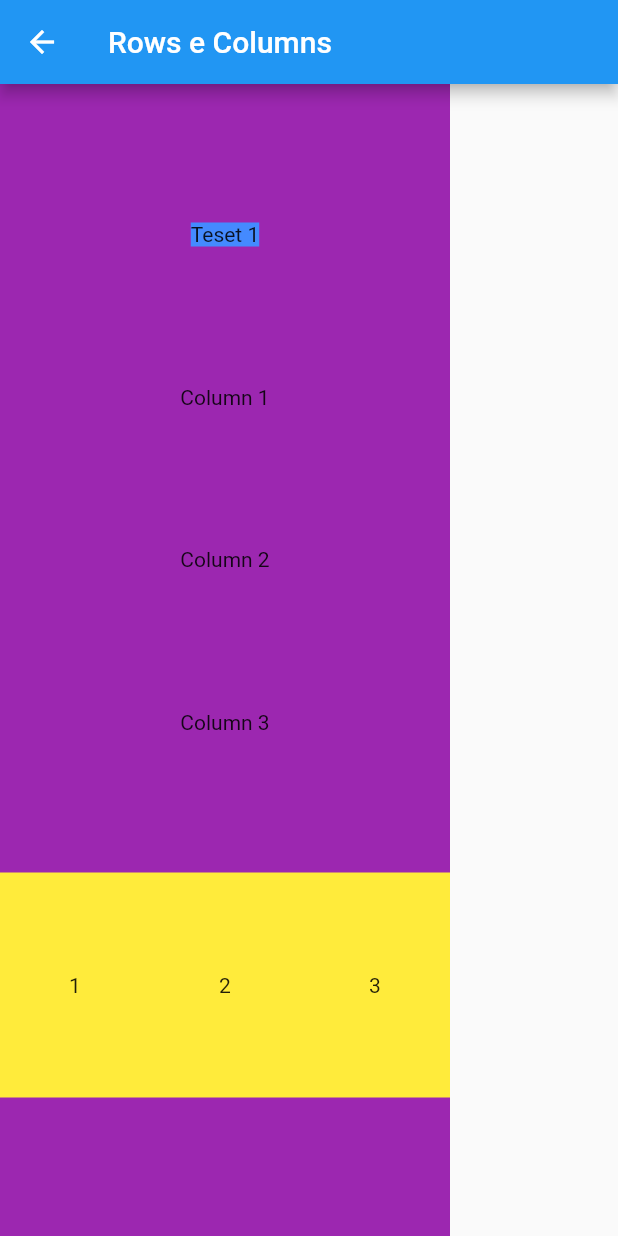
After one commit to GabrielVasco13/flutter_primeiro_projeto, a Flutter app: the RowsColumnPage screen opened by its route, on a phone screen of 412 x 824 dp. The commit adds this screen. Run offline on Flutter 3.47's test engine with Material 2 defaults, Android fonts, the phone set to English and light mode, and no system bars.

Commit message:
Aprendendo a utilizar o rows e column

```diff
--- a/lib/main.dart
+++ b/lib/main.dart
@@ -1,6 +1,9 @@
+// ignore_for_file: prefer_const_constructors
+
 import 'package:flutter/material.dart';
 import 'package:flutter_primeiro_projeto/pages/home/container/container_page.dart';
 import 'package:flutter_primeiro_projeto/pages/home/home_page.dart';
+import 'package:flutter_primeiro_projeto/pages/rows_columns/rows_column_page.dart';
 
 void main() {
   runApp(const MyApp());
@@ -20,6 +23,7 @@ class MyApp extends StatelessWidget {
       routes: {
         '/': (_) => HomePage(),
         '/container': (_) => ContainerPage(),
+        '/rows_columns': (_) => RowsColumnPage(),
       },
     );
   }
--- a/lib/pages/home/container/container_page.dart
+++ b/lib/pages/home/container/container_page.dart
@@ -1,3 +1,5 @@
+// ignore_for_file: prefer_const_constructors, prefer_const_literals_to_create_immutables
+
 import 'package:flutter/material.dart';
 
 class ContainerPage extends StatelessWidget {
@@ -8,6 +10,7 @@ class ContainerPage extends StatelessWidget {
     return Scaffold(
       appBar: AppBar(
         title: const Text('Exemplo de container'),
+        backgroundColor: Colors.black87,
       ),
       body: Center(
         child: Container(
--- a/lib/pages/home/home_page.dart
+++ b/lib/pages/home/home_page.dart
@@ -2,7 +2,10 @@
 
 import 'package:flutter/material.dart';
 
-enum PopupMenuPages { container }
+enum PopupMenuPages {
+  container,
+  rows_columns
+   }
 
 class HomePage extends StatelessWidget {
   const HomePage({Key? key}) : super(key: key);
@@ -11,15 +14,19 @@ class HomePage extends StatelessWidget {
   Widget build(BuildContext context) {
     return Scaffold(
       appBar: AppBar(
-        title: const Text('Home page'),
+        title: const Text('Nusbank'),
+        backgroundColor: Colors.purple[700],
         actions: [
           PopupMenuButton<PopupMenuPages>(
-            icon: Icon(Icons.restaurant_menu),
-            tooltip: 'Selecione o seu restaurante',
+            icon: Icon(Icons.insert_chart_outlined_sharp),
+            tooltip: 'Selecione os seus dados',
             onSelected: (PopupMenuPages valueSelected) {
               switch (valueSelected) {
                 case PopupMenuPages.container:
                   Navigator.of(context).pushNamed('/container');
+                  break;
+                case PopupMenuPages.rows_columns:
+                  Navigator.of(context).pushNamed('/rows_columns');
                   break;
               }
             },
@@ -27,8 +34,12 @@ class HomePage extends StatelessWidget {
             return <PopupMenuItem<PopupMenuPages>>[
               PopupMenuItem<PopupMenuPages>(
                 value: PopupMenuPages.container,
-                child: Text('Container'),
-              )
+                child: Text('Opções foda'),
+              ),
+              PopupMenuItem<PopupMenuPages>(
+                value: PopupMenuPages.rows_columns,
+                child: Text('Rows & Columns'),
+                )
             ];
           })
         ],
--- /dev/null
+++ b/lib/pages/rows_columns/rows_column_page.dart
@@ -0,0 +1,46 @@
+// ignore_for_file: prefer_const_constructors
+
+import 'package:flutter/material.dart';
+
+class RowsColumnPage extends StatelessWidget {
+  const RowsColumnPage({Key? key}) : super(key: key);
+
+  @override
+  Widget build(BuildContext context) {
+    return Scaffold(
+      appBar: AppBar(
+        title: const Text('Rows e Columns'),
+      ),
+      body: Container(
+        width: 300,
+        color: Colors.purple,
+        child: Column(
+            mainAxisAlignment: MainAxisAlignment.spaceEvenly,
+            // crossAxisAlignment: CrossAxisAlignment.stretch,
+            // ignore: prefer_const_literals_to_create_immutables
+            children: [
+              Container(
+                color: Colors.blueAccent,
+                child: Text('Teset 1'),
+              ),
+              Text('Column 1'),
+              Text('Column 2'),
+              Text('Column 3'),
+              Container(
+                height: 150,
+                color: Colors.yellow,
+                child: Row(
+                  mainAxisAlignment: MainAxisAlignment.spaceAround,
+                  crossAxisAlignment: CrossAxisAlignment.center,
+                  children: [
+                    Text('1'),
+                    Text('2'),
+                    Text('3'),
+                  ],
+                ),
+              )
+            ]),
+      ),
+    );
+  }
+}
```
Also changed, not shown: 1 other file.
